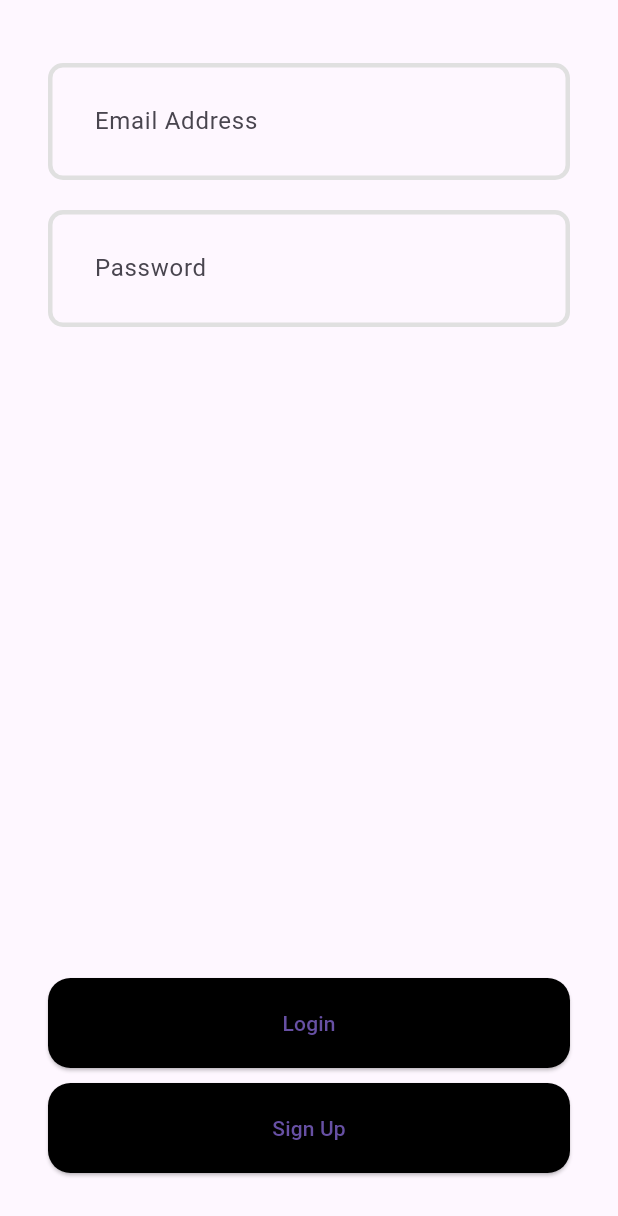
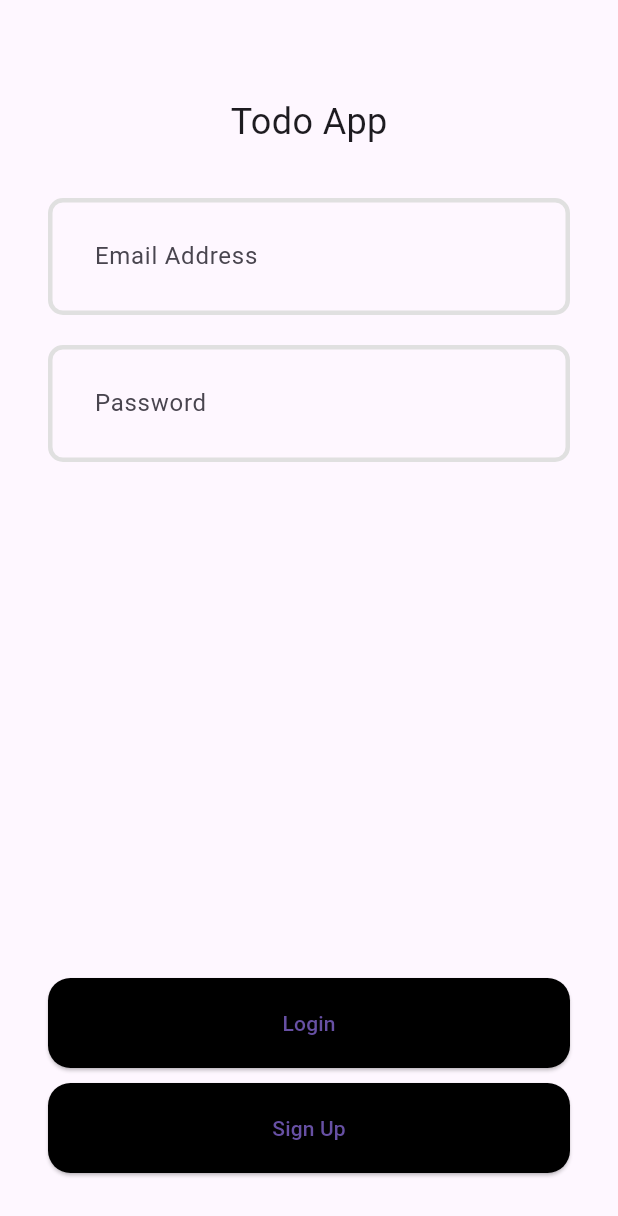
Before and after one commit to yane12/todo2fapp, a Flutter app: the screen it shows after launch, on a phone screen of 412 x 824 dp. Shown: the top 1216 px of the screen. Run offline on Flutter 3.47's test engine with Material 3 defaults, Android fonts, the phone set to English and light mode, and no system bars; our stand-ins replace cloud_firestore, firebase_auth, firebase_core, flutter_riverpod; accounts and stored records are empty; Roboto replaces fonts that are missing (Cera Pro).

Commit message:
update login screen

```diff
--- a/lib/components/note_list.dart
+++ b/lib/components/note_list.dart
@@ -63,7 +63,7 @@ class _NoteListState extends ConsumerState<NoteList> {
                   ),
                   data: (List<Note> notes) => isGridView
                       ? GridView.builder(
-                          padding: const EdgeInsets.all(12.0),
+
                           gridDelegate:
                               const SliverGridDelegateWithFixedCrossAxisCount(
                             crossAxisCount: 2,
@@ -72,7 +72,7 @@ class _NoteListState extends ConsumerState<NoteList> {
                           itemBuilder: (context, index) {
                             String noteId = notes[index].reference!.id;
                             return Padding(
-                              padding: const EdgeInsets.all(12.0),
+                              padding: const EdgeInsets.all(8.0),
                               child: InkWell(
                                 borderRadius:
                                     const BorderRadius.all(Radius.circular(15)),
--- a/lib/screens/login.dart
+++ b/lib/screens/login.dart
@@ -36,6 +36,11 @@ class _LoginState extends ConsumerState<Login> {
           key: _formKey,
           child: Column(
             children: [
+
+              const Padding(
+                padding:  EdgeInsets.only(top: 32.0, bottom: 24.0),
+                child: Text("Todo App", style: TextStyle(fontSize: 24),),
+              ),
               Padding(
                 padding: const EdgeInsets.symmetric(vertical: 10.0),
                 child: TextFormField(
```
Also changed, not shown: 2 other files.
